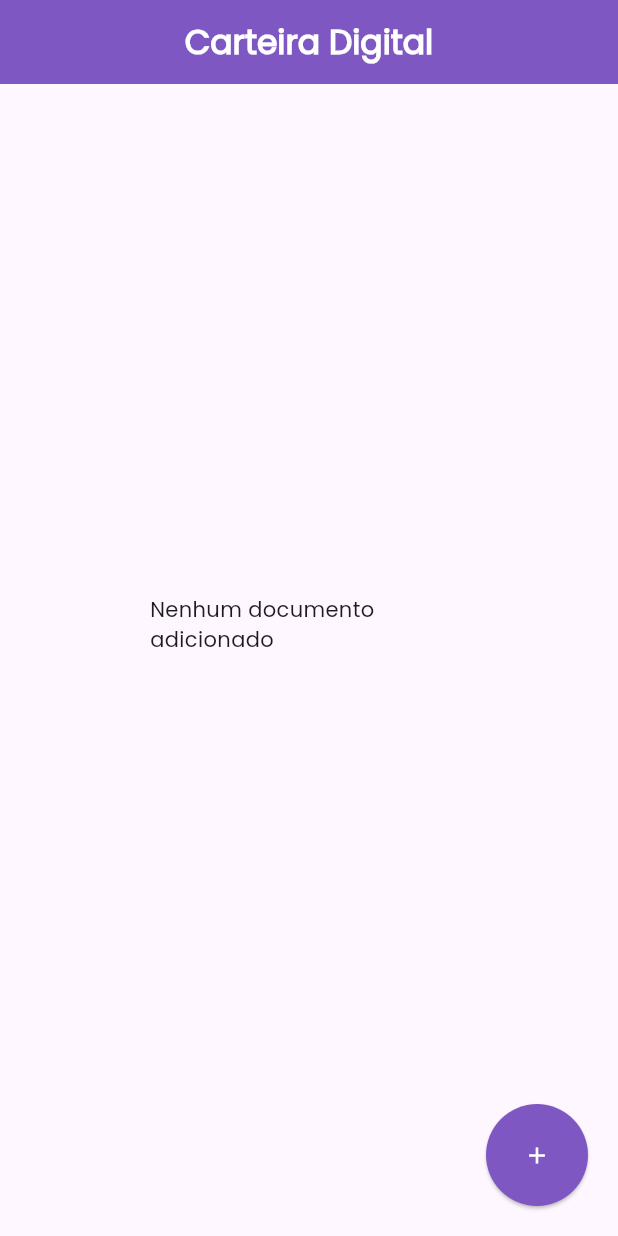
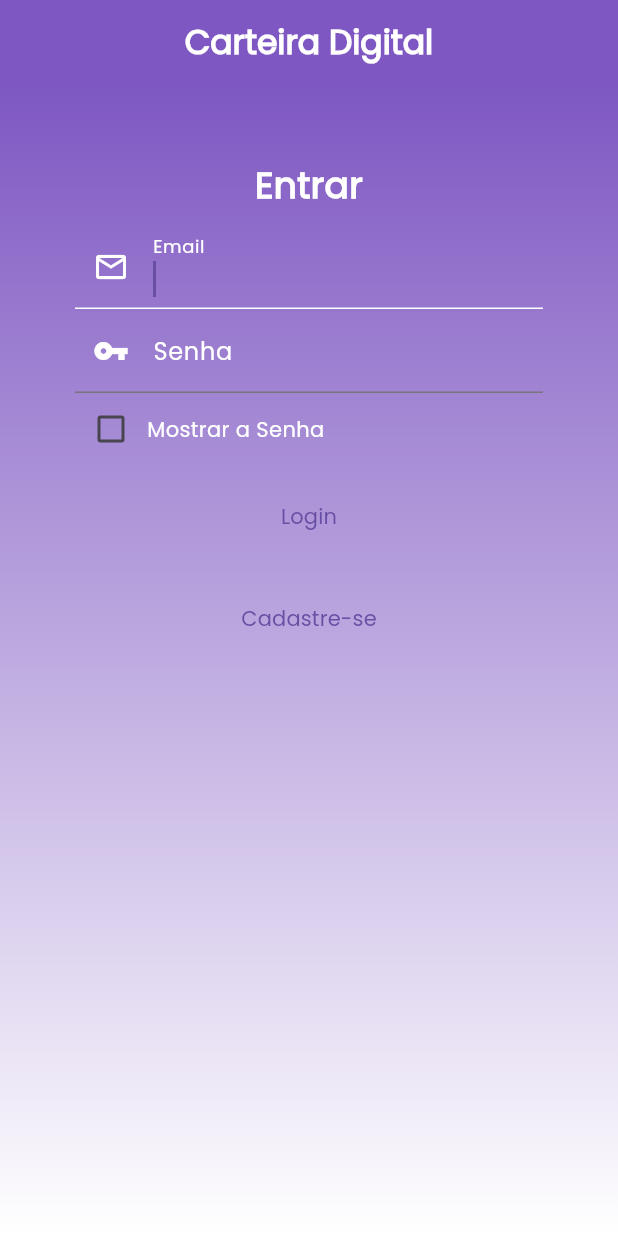
Before and after one commit to ericsilva200/carteira_digital_flutter, a Flutter app: the screen it shows after launch, on a phone screen of 412 x 824 dp. Run offline on Flutter 3.47's test engine with Material 3 defaults, Android fonts, the phone set to English and light mode, and no system bars; our stand-ins replace flutter_riverpod, riverpod_annotation, shared_preferences; missing offline and left inert: image_picker_web; generated files the repository leaves out were written again.

Commit message:
criação das telas de login e cadastro

```diff
--- /dev/null
+++ b/lib/documento/models/user_model.dart
@@ -0,0 +1,29 @@
+class User {
+  String? name;
+  String? mail;
+  String? password;
+  bool? keepOn;
+
+  User({this.name, this.mail, this.password, this.keepOn});
+
+  User.fromJson(Map<String, dynamic> json) {
+    name = json['name'];
+    mail = json['mail'];
+    password = json['password'];
+    keepOn = json['keepOn'];
+  }
+
+  Map<String, dynamic> toJson() {
+    final Map<String, dynamic> data = <String, dynamic>{};
+    data['name'] = name;
+    data['mail'] = mail;
+    data['password'] = password;
+    data['keepOn'] = keepOn;
+    return data;
+  }
+
+  @override
+  String toString() {
+    return "Name: $name\nEmail: $mail\nPassword: $password";
+  }
+}
--- /dev/null
+++ b/lib/documento/views/login_page.dart
@@ -0,0 +1,185 @@
+import "dart:convert";
+import "dart:developer";
+
+import "package:carteira/documento/views/home_page.dart";
+import "package:flutter/material.dart";
+import "package:shared_preferences/shared_preferences.dart";
+
+import '../models/user_model.dart';
+import "sign_up_page.dart";
+
+class LoginPage extends StatefulWidget {
+  const LoginPage({super.key});
+
+  @override
+  // ignore: library_private_types_in_public_api
+  _LoginScreenState createState() => _LoginScreenState();
+}
+
+class _LoginScreenState extends State<LoginPage> {
+  final TextEditingController _mailInputController = TextEditingController();
+  final TextEditingController _passwordInputController =
+      TextEditingController();
+
+  bool showPassword = false;
+  @override
+  Widget build(BuildContext context) {
+    return Scaffold(
+      appBar: AppBar(
+        title: const Text(
+          'Carteira Digital',
+          style: TextStyle(
+            fontWeight: FontWeight.bold,
+          ),
+        ),
+        backgroundColor: Colors.deepPurple[400],
+        foregroundColor: Colors.white,
+        centerTitle: true,
+      ),
+      body: Container(
+        padding: const EdgeInsets.symmetric(
+          vertical: 50,
+          horizontal: 50,
+        ),
+        width: MediaQuery.of(context).size.width,
+        height: MediaQuery.of(context).size.height,
+        decoration: const BoxDecoration(
+          gradient: LinearGradient(
+            begin: Alignment.topCenter,
+            end: Alignment.bottomCenter,
+            colors: [Color.fromARGB(255, 126, 87, 194), Colors.white],
+          ),
+        ),
+        child: SingleChildScrollView(
+          child: Column(
+            crossAxisAlignment: CrossAxisAlignment.stretch,
+            children: [
+              const Text(
+                "Entrar",
+                textAlign: TextAlign.center,
+                style: TextStyle(
+                    color: Colors.white,
+                    fontSize: 24,
+                    fontWeight: FontWeight.bold),
+              ),
+              const Padding(
+                padding: EdgeInsets.only(bottom: 10),
+              ),
+              Form(
+                child: Column(
+                  children: [
+                    TextFormField(
+                      controller: _mailInputController,
+                      autofocus: true,
+                      style: const TextStyle(color: Colors.white),
+                      decoration: const InputDecoration(
+                          labelText: "Email",
+                          labelStyle: TextStyle(
+                            color: Colors.white,
+                          ),
+                          prefixIcon: Icon(
+                            Icons.mail_outline,
+                            color: Colors.white,
+                          ),
+                          focusedBorder: UnderlineInputBorder(
+                            borderSide: BorderSide(
+                              color: Colors.white,
+                            ),
+                          ),
+                          enabledBorder: UnderlineInputBorder(
+                              borderSide: BorderSide(
+                            color: Colors.white,
+                          ))),
+                    ),
+                    TextFormField(
+                      controller: _passwordInputController,
+                      obscureText: showPassword == false,
+                      style: const TextStyle(color: Colors.white),
+                      decoration: const InputDecoration(
+                        labelText: "Senha",
+                        labelStyle: TextStyle(
+                          color: Colors.white,
+                        ),
+                        prefixIcon: Icon(
+                          Icons.vpn_key_sharp,
+                          color: Colors.white,
+                        ),
+                        focusedBorder: UnderlineInputBorder(
+                          borderSide: BorderSide(
+                            color: Colors.white,
+                          ),
+                        ),
+                      ),
+                    ),
+                  ],
+                ),
+              ),
+              Row(
+                children: [
+                  Checkbox(
+                    value: showPassword,
+                    onChanged: (bool? newValue) {
+                      setState(() {
+                        showPassword = newValue!;
+                      });
+                    },
+                    activeColor: Color.fromARGB(255, 126, 87, 194),
+                  ),
+                  const Text(
+                    "Mostrar a Senha",
+                    style: TextStyle(
+                      color: Colors.white,
+                    ),
+                  )
+                ],
+              ),
+              Padding(
+                padding: const EdgeInsets.symmetric(vertical: 10),
+                child: TextButton(
+                  onPressed: () {
+                    _doLogin();
+                  },
+                  child: const Text("Login"),
+                ),
+              ),
+              Padding(
+                padding: const EdgeInsets.symmetric(vertical: 10),
+                child: TextButton(
+                  onPressed: () {
+                    Navigator.push(
+                        context,
+                        MaterialPageRoute(
+                            builder: (context) => const SignUpPage()));
+                  },
+                  child: const Text("Cadastre-se"),
+                ),
+              ),
+            ],
+          ),
+        ),
+      ),
+    );
+  }
+
+  void _doLogin() async {
+    String mailForm = _mailInputController.text;
+    String passwordForm = _passwordInputController.text;
+
+    _getSavedUser(mailForm, passwordForm);
+  }
+
+  Future<void> _getSavedUser(mailForm, passwordForm) async {
+    final prefs = await SharedPreferences.getInstance();
+    final jsonUser = prefs.getString("LOGGIN_USER_INFOS") ?? {};
+    log(jsonUser.toString());
+    Map<String, dynamic> mapUser = json.decode(jsonUser.toString());
+    User user = User.fromJson(mapUser);
+    if (mailForm == user.mail && passwordForm == user.password) {
+      log("LOGIN EFETUADO COM SUCESSO.");
+      Navigator.push(
+          context, MaterialPageRoute(builder: (context) => const HomePage()));
+    } else {
+      log("FALHA NO LOGIN.");
+    }
+  }
+}
--- a/lib/main.dart
+++ b/lib/main.dart
@@ -1,7 +1,7 @@
 import 'package:flutter/material.dart';
 import 'package:flutter_riverpod/flutter_riverpod.dart';
 
-import 'documento/views/home_page.dart';
+import 'documento/views/login_page.dart';
 
 void main() {
   runApp(const ProviderScope(child: MyApp()));
@@ -20,7 +20,7 @@ class MyApp extends StatelessWidget {
           fontFamily: 'Poppins',
         ),
         debugShowCheckedModeBanner: false,
-        home: const HomePage(),
+        home: const LoginPage(),
       ),
     );
   }
--- a/pubspec.yaml
+++ b/pubspec.yaml
@@ -38,6 +38,7 @@ dependencies:
   flutter_riverpod: ^2.5.1
   riverpod_annotation: ^2.3.5
   image_picker_web: ^4.0.0
+  shared_preferences: ^2.2.3
 
 dev_dependencies:
   flutter_test:
```
Also changed, not shown: lib/documento/views/sign_up_page.dart (added, +183 -0 lines), pubspec.lock.
